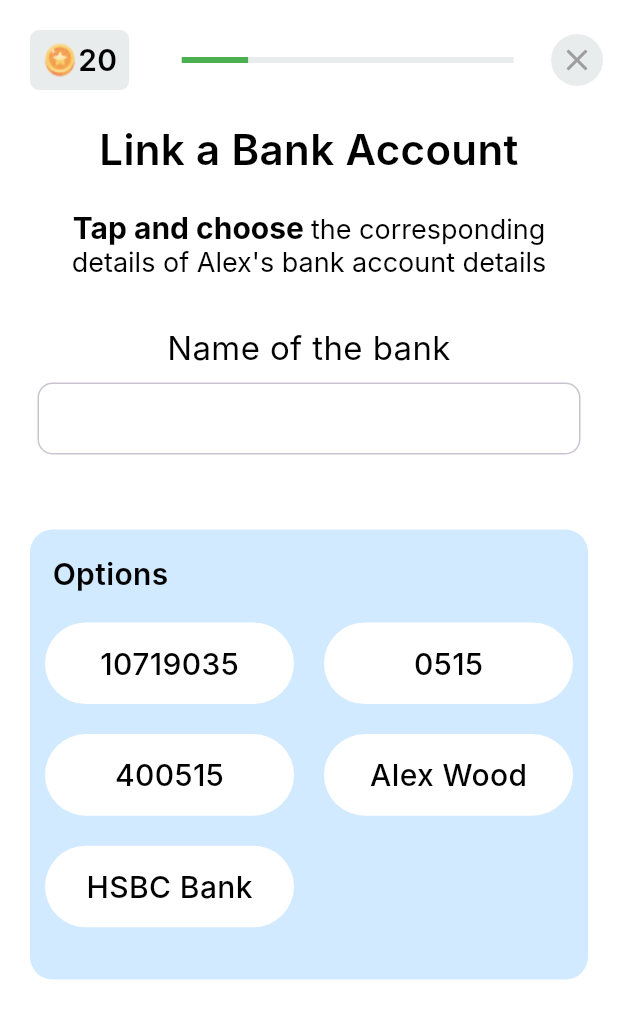
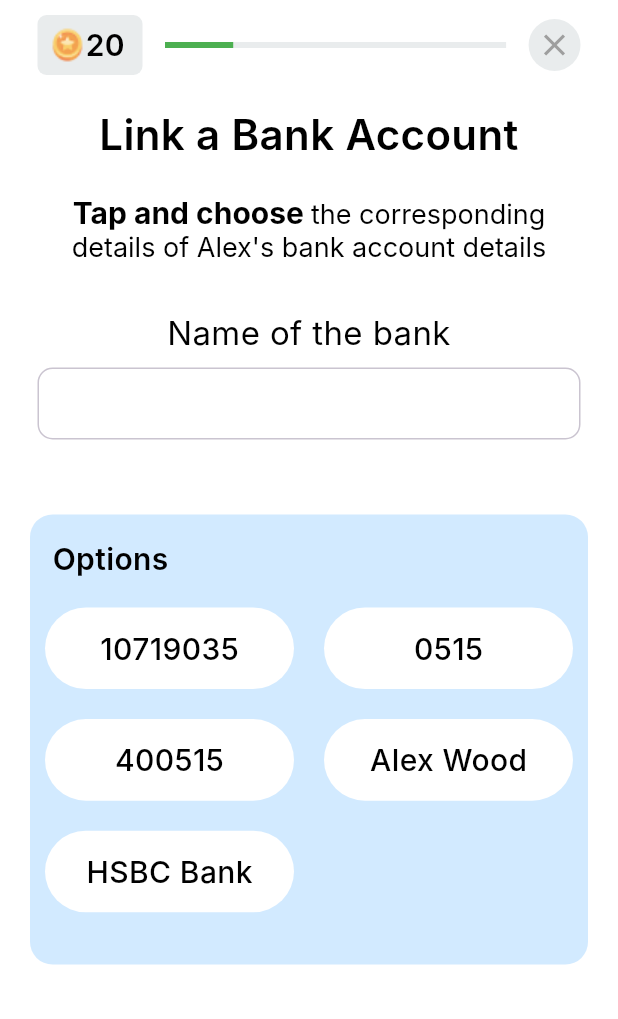
Before and after one commit to chandniswarnkar/lcc_amplify_app, a Flutter app: the LinkBankQuizPage screen opened directly, on a phone screen of 412 x 824 dp. Shown: the top 1019 px of the screen. Run offline on Flutter 3.47's test engine with Material 3 defaults, Android fonts, the phone set to English and light mode, and no system bars; our stand-ins replace animated_splash_screen, carousel_slider, countup, shared_preferences, video_player; missing offline and left inert: amplify_api, amplify_core, amplify_flutter, animated_reorderable_list, flippy; accounts and stored records are empty; Roboto replaces fonts that are missing (Inter).

Commit message:
Always 2 digit text width for all levels

```diff
--- a/lib/enter_card_details_page.dart
+++ b/lib/enter_card_details_page.dart
@@ -393,6 +393,7 @@ class _EnterCardDetailsPageState extends State<EnterCardDetailsPage> {
                   height: 20,
                 ),
                 Container(
+                  width: 70,
                   padding:
                   const EdgeInsets.only(top: 8, left: 8, right: 8, bottom: 8),
                   decoration: ShapeDecoration(
--- a/lib/know_your_card.dart
+++ b/lib/know_your_card.dart
@@ -64,6 +64,7 @@ class _KnowYourCardPageState extends State<KnowYourCardPage> {
             child: Row(children: [
               SizedBox(height: 20,),
               Container(
+                width: 70,
                padding: const EdgeInsets.only(
                    top: 8, left: 8, right: 8, bottom: 8),
                 decoration: ShapeDecoration(
--- a/lib/lesson_one_final_quiz_page.dart
+++ b/lib/lesson_one_final_quiz_page.dart
@@ -39,6 +39,7 @@ class _LessonOneFinalQuizPageState extends State<LessonOneFinalQuizPage> {
                   height: 20,
                 ),
                 Container(
+                  width: 70,
                   padding:
                       const EdgeInsets.only(top: 8, left: 8, right: 8, bottom: 8),
                   decoration: ShapeDecoration(
@@ -50,8 +51,8 @@ class _LessonOneFinalQuizPageState extends State<LessonOneFinalQuizPage> {
                     mainAxisSize: MainAxisSize.min,
                     children: [
                       Container(
-                        width: 30,
-                        height: 30,
+                        width: 24,
+                        height: 24,
                         decoration: const BoxDecoration(
                         //  color: Colors.deepOrange,
                           image: DecorationImage(
--- a/lib/level3/link_bank_quiz_page.dart
+++ b/lib/level3/link_bank_quiz_page.dart
@@ -62,10 +62,12 @@ class LinkBankQuizPageState extends State<LinkBankQuizPage> {
         body: ListView(
           children: [
             SafeArea(child:
-            Row( children:[
+            Container(
+              margin: EdgeInsets.fromLTRB(25, 10, 25, 20),
+              child: Row( children:[
                 SizedBox(height: 20,),
                 Container(
-                margin: const EdgeInsets.all(20),
+                  width: 70,
                   padding: const EdgeInsets.only(top: 8, left: 8, right: 8, bottom: 8),
                   decoration: ShapeDecoration(
                     color: Color(0xFFE9ECED),
@@ -118,7 +120,6 @@ class LinkBankQuizPageState extends State<LinkBankQuizPage> {
                     child: Container(
                       width: 34.60,
                       height: 34.60,
-                    margin: const EdgeInsets.all(10),
                       decoration: const ShapeDecoration(
                         color: Color(0xFFE9ECED),
                         shape: OvalBorder(),
@@ -135,6 +136,7 @@ class LinkBankQuizPageState extends State<LinkBankQuizPage> {
                 ),
 
               ]
+              ),
             ),
             ),
             Column(
--- a/lib/level4/instruction_page.dart
+++ b/lib/level4/instruction_page.dart
@@ -82,6 +82,7 @@ class _InstructionPageState extends State<InstructionPage> {
                     height: 20,
                   ),
                   Container(
+                    width: 70,
                     padding: const EdgeInsets.all(8),
                     decoration: ShapeDecoration(
                       color: Color(0xFFE9ECED),
--- a/lib/level4/select_payee_page.dart
+++ b/lib/level4/select_payee_page.dart
@@ -34,6 +34,7 @@ Color backgroundColor = Color(0xFFE9EDF8);
               child: Row(children: [
 
                 Container(
+                  width: 70,
                   padding: const EdgeInsets.all(8),
                   decoration: ShapeDecoration(
                     color: const Color(0xFFE9ECED),
--- a/lib/level4/transactionid_page.dart
+++ b/lib/level4/transactionid_page.dart
@@ -35,6 +35,7 @@ class _TransactionIdPageState extends State<TransactionIdPage> {
               child: Row(children: [
 
                 Container(
+                  width: 70,
                   padding: const EdgeInsets.all(8),
                   decoration: ShapeDecoration(
                     color: const Color(0xFFE9ECED),
--- a/lib/level4/verification_code_page.dart
+++ b/lib/level4/verification_code_page.dart
@@ -114,6 +114,7 @@ class _VerificationCodePageState extends State<VerificationCodePage> {
                     height: 20,
                   ),
                   Container(
+                    width: 70,
                     padding: const EdgeInsets.all(8),
                     decoration: ShapeDecoration(
                       color: Color(0xFFE9ECED),
--- a/lib/online_shopping_page.dart
+++ b/lib/online_shopping_page.dart
@@ -28,6 +28,7 @@ class _OnlineShoppingPageState extends State<OnlineShoppingPage> {
               child: Row(children: [
 
                 Container(
+                  width: 70,
                   padding: const EdgeInsets.only(
                       top: 8, left: 8, right: 8, bottom: 8),
                   decoration: ShapeDecoration(
--- a/lib/payment_method_page.dart
+++ b/lib/payment_method_page.dart
@@ -34,6 +34,7 @@ class _PaymentMethodPageState extends State<PaymentMethodPage> {
                     height: 20,
                   ),
                   Container(
+                    width: 70,
                     padding:
                     const EdgeInsets.only(top: 8, left: 8, right: 8, bottom: 8),
                     decoration: ShapeDecoration(
--- a/lib/product_details_page.dart
+++ b/lib/product_details_page.dart
@@ -33,6 +33,7 @@ class _ProductDetailPageState extends State<ProductDetailPage> {
                     height: 20,
                   ),
                   Container(
+                    width: 70,
                     padding:
                     const EdgeInsets.only(top: 8, left: 8, right: 8, bottom: 8),
                     decoration: ShapeDecoration(
--- a/lib/productlist_page.dart
+++ b/lib/productlist_page.dart
@@ -64,6 +64,7 @@ class _ProductListPageState extends State<ProductListPage> {
                 child: Row(children: [
 
                   Container(
+                    width: 70,
                     padding: const EdgeInsets.only(
                         top: 8, left: 8, right: 8, bottom: 8),
                     decoration: ShapeDecoration(
```
Also changed, not shown: lib/level3/link_bank_account_page.dart (+6 -5 lines). Lines whose indentation alone changed are shown as unchanged.
